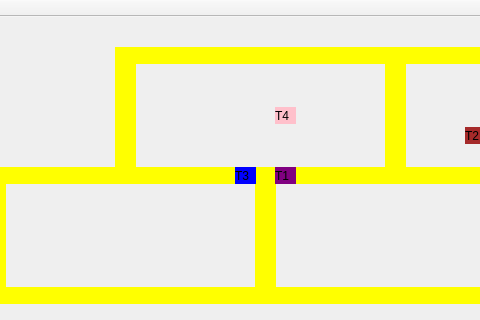
Before: the Qt Designer form src/mainwindow.ui in taleshrocha/so-trabalho-2, drawn with Qt 5; both pictures show x 85 to 565 and y 0 to 320 of the 1312 by 521 pixel window.
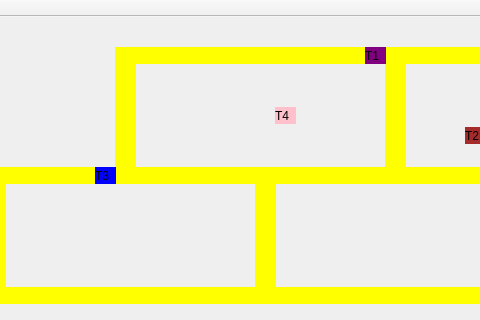
After: the same form once the commit is applied.

Commit message: Semaphore 1 with deadlock

```diff
--- a/src/mainwindow.ui
+++ b/src/mainwindow.ui
@@ -17,8 +17,8 @@
    <widget class="QLabel" name="label_trem1">
     <property name="geometry">
      <rect>
-      <x>360</x>
-      <y>150</y>
+      <x>450</x>
+      <y>30</y>
       <width>21</width>
       <height>17</height>
      </rect>
@@ -236,7 +236,7 @@
    <widget class="QLabel" name="label_trem3">
     <property name="geometry">
      <rect>
-      <x>320</x>
+      <x>180</x>
       <y>150</y>
       <width>21</width>
       <height>17</height>
```
The commit also changes 1 other file.
